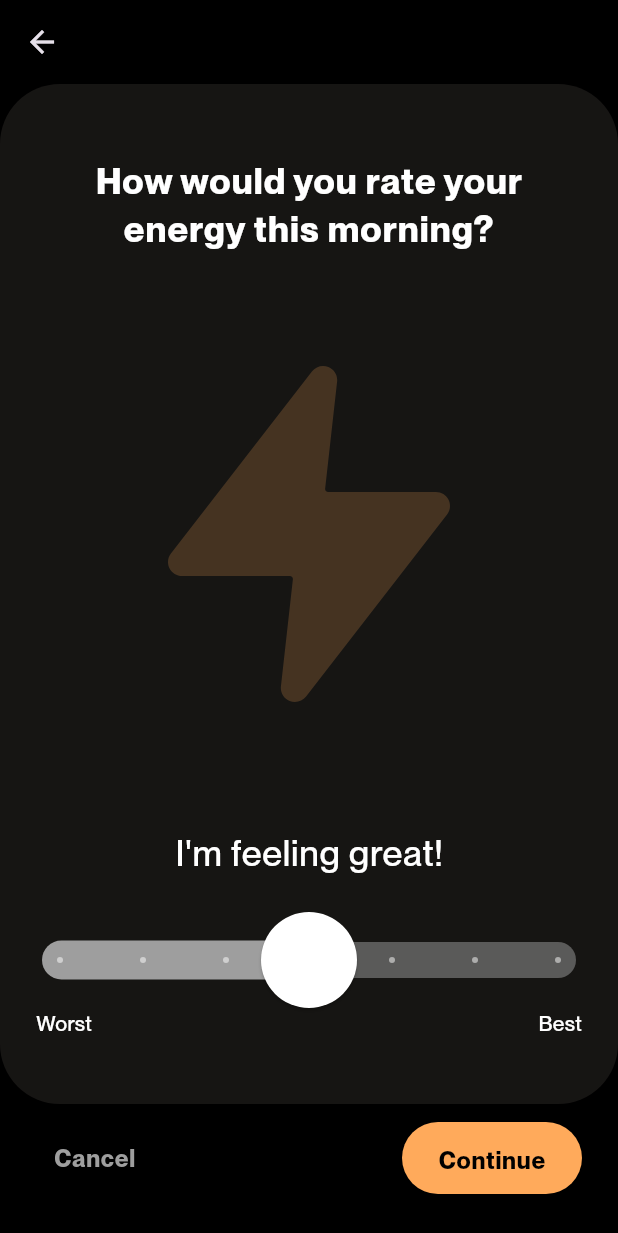
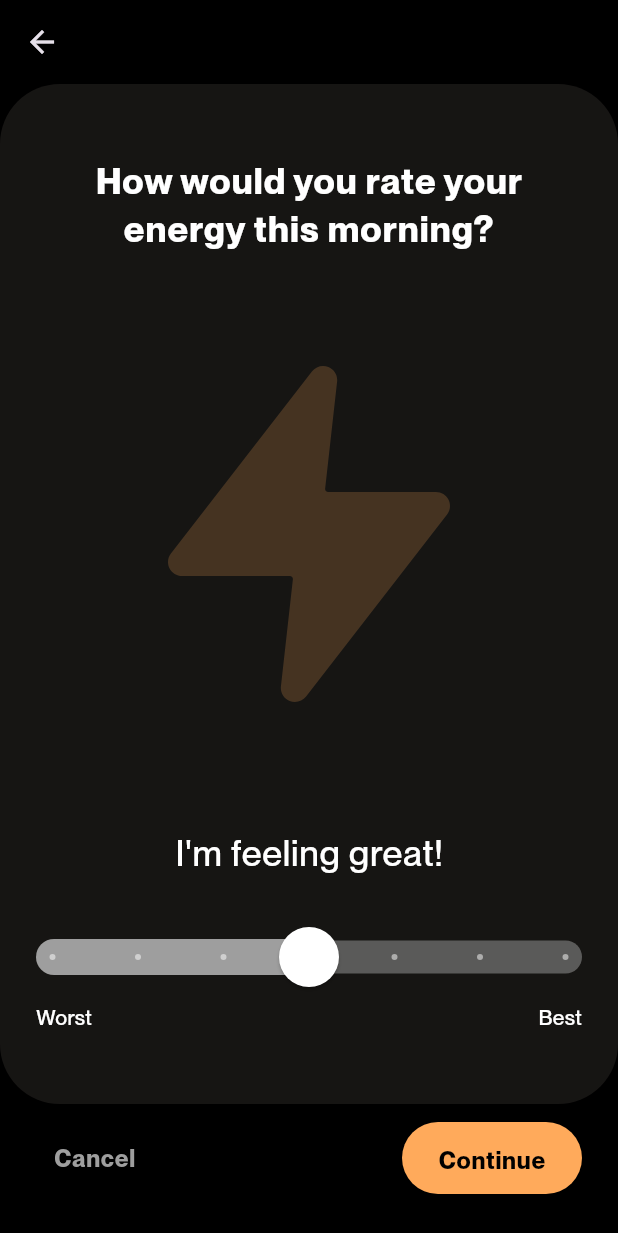
Before and after one commit to nicolaxs69/BiaApp, a Flutter app: the screen it shows after launch, on a phone screen of 412 x 824 dp. Shown: the top 1233 px of the screen. Run offline on Flutter 3.47's test engine with Material 3 defaults, Android fonts, the phone set to English and light mode, and no system bars; our stand-ins replace flutter_svg.

Commit message:
Align slider with range titles edges

```diff
--- a/lib/presentation/energy_rating/screens/energy_rating_screen.dart
+++ b/lib/presentation/energy_rating/screens/energy_rating_screen.dart
@@ -14,7 +14,7 @@ class EnergyRatingScreen extends StatefulWidget {
 }
 
 class _EnergyRatingScreenState extends State<EnergyRatingScreen> {
-  double _sliderValue = 4.0;  // Initialize with middle value
+  double _sliderValue = 4.0; // Initialize with middle value
 
   @override
   Widget build(BuildContext context) {
@@ -87,7 +87,7 @@ class _EnergyRatingScreenState extends State<EnergyRatingScreen> {
                           padding: const EdgeInsets.symmetric(horizontal: 24),
                           child: Column(
                             children: [
-                                CustomSlider(
+                              CustomSlider(
                                 value: _sliderValue,
                                 onChanged: (value) {
                                   setState(() {
--- a/lib/presentation/energy_rating/widgets/custom_slider.dart
+++ b/lib/presentation/energy_rating/widgets/custom_slider.dart
@@ -9,15 +9,11 @@ class CustomSlider extends StatelessWidget {
 
   @override
   Widget build(BuildContext context) {
-    return Padding(
-      padding: const EdgeInsets.symmetric(horizontal: 16.0),
-      child: SizedBox(
-        width: MediaQuery.of(context).size.width * 0.9,
-        child: SliderTheme(
+    return SliderTheme(
       data: SliderThemeData(
-            trackHeight: 24,
-            trackShape: CustomTrackShape(trackExtension: 12),
-            thumbShape: const RoundSliderThumbShape(enabledThumbRadius: 32),
+        trackHeight: 22,
+        trackShape: CustomTrackShape(),
+        thumbShape: const RoundSliderThumbShape(enabledThumbRadius: 20),
         overlayShape: const RoundSliderOverlayShape(overlayRadius: 30),
         tickMarkShape: const CustomTickMarkShape(
           tickRadius: 2.0,
@@ -36,8 +32,6 @@ class CustomSlider extends StatelessWidget {
         value: value,
         divisions: 6,
         onChanged: onChanged,
-          ),
-        ),
       ),
     );
   }
```
Lines whose indentation alone changed are shown as unchanged.
